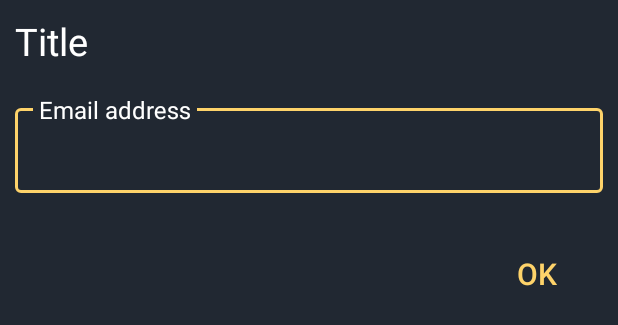
After one commit to TarunSingh2002/Quize-APP, an Android app: the layout dialog_box.xml on its own in the app's theme, with its tools: preview values and no code run, on a phone screen of 412 x 824 dp. The commit adds this screen. Shown: the top 325 px of the screen. Run offline under Robolectric (Android 15) with nearby library versions, the phone set to English and light mode, and no system bars.

```diff
--- a/app/src/main/AndroidManifest.xml
+++ b/app/src/main/AndroidManifest.xml
@@ -23,7 +23,8 @@
             android:exported="false" />
         <activity
             android:name=".profile"
-            android:exported="false" />
+            android:exported="false"
+            android:theme="@style/sign_up" />
         <activity
             android:name=".Sign_up_user"
             android:exported="false"
--- a/app/src/main/res/layout/activity_profile.xml
+++ b/app/src/main/res/layout/activity_profile.xml
@@ -4,6 +4,7 @@
     xmlns:tools="http://schemas.android.com/tools"
     android:layout_width="match_parent"
     android:layout_height="match_parent"
+    android:theme="@style/sign_up"
     tools:context=".profile">
     <LinearLayout
         android:layout_width="match_parent"
--- /dev/null
+++ b/app/src/main/res/layout/dialog_box.xml
@@ -0,0 +1,46 @@
+<?xml version="1.0" encoding="utf-8"?>
+<LinearLayout
+    xmlns:android="http://schemas.android.com/apk/res/android"
+    xmlns:app="http://schemas.android.com/apk/res-auto"
+    xmlns:tools="http://schemas.android.com/tools"
+    android:layout_width="match_parent"
+    android:padding="10dp"
+    android:orientation="vertical"
+    android:layout_height="match_parent">
+    <TextView
+        android:layout_width="match_parent"
+        android:layout_height="wrap_content"
+        android:id="@+id/title"
+        android:textSize="25dp"
+        android:text="Title"
+        android:textAlignment="textStart"
+        android:layout_marginBottom="20dp"
+        android:textColor="@color/white"/>
+    <com.google.android.material.textfield.TextInputLayout
+        android:id="@+id/input_layout"
+        android:layout_width="match_parent"
+        android:layout_height="wrap_content"
+        android:hint="Email address"
+        android:layout_marginBottom="30dp"
+        app:boxStrokeColor="@drawable/edit_text_stroke_color_selector"
+        app:hintTextAppearance="@style/HintTextAppearance"
+        app:hintTextColor="@color/white"
+        style="@style/Widget.MaterialComponents.TextInputLayout.OutlinedBox">
+        <com.google.android.material.textfield.TextInputEditText
+            android:id="@+id/input"
+            android:layout_width="match_parent"
+            android:layout_height="wrap_content"
+            android:inputType="textPersonName"
+            android:textSize="16sp"
+            android:textColor="@color/golden" />
+    </com.google.android.material.textfield.TextInputLayout>
+        <androidx.appcompat.widget.AppCompatButton
+            android:id="@+id/ok"
+            android:layout_width="wrap_content"
+            android:layout_height="wrap_content"
+            android:background="@color/transparent"
+            android:layout_gravity="right"
+            android:text="OK"
+            android:textColor="@color/golden"
+            android:textSize="20dp" />
+</LinearLayout>
--- a/app/src/main/res/values/colors.xml
+++ b/app/src/main/res/values/colors.xml
@@ -7,7 +7,7 @@
     <color name="liteBlue">#455A64</color>
     <color name="liteBlue_liter">#8CAAB9</color>
     <color name="transparent">#00000000</color>
-    <color name="gray">#808080</color>
+    <color name="gray">#333333</color>
 
 
 
```
Also changed, not shown: app/src/main/java/com/example/todolist/profile.java (+390 -1 lines), app/src/main/res/drawable/dialog_box_with_edit_text.xml (added, +25 -0 lines).
